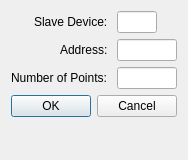
Qt form omodscan/dialogs/dialogsetuppresetdata.ui (sanny32/OpenModScan) before a commit.
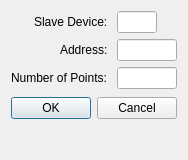
The same form after that commit. Custom widgets are drawn as their Qt base class.

```diff
--- a/omodscan/dialogs/dialogsetuppresetdata.ui
+++ b/omodscan/dialogs/dialogsetuppresetdata.ui
@@ -65,6 +65,12 @@
    </item>
    <item row="7" column="0" colspan="2">
     <widget class="QDialogButtonBox" name="buttonBox">
+     <property name="minimumSize">
+      <size>
+       <width>0</width>
+       <height>26</height>
+      </size>
+     </property>
      <property name="orientation">
       <enum>Qt::Horizontal</enum>
      </property>
```
Left out of the diff: 6 changed lines with no effect on the pictures.
